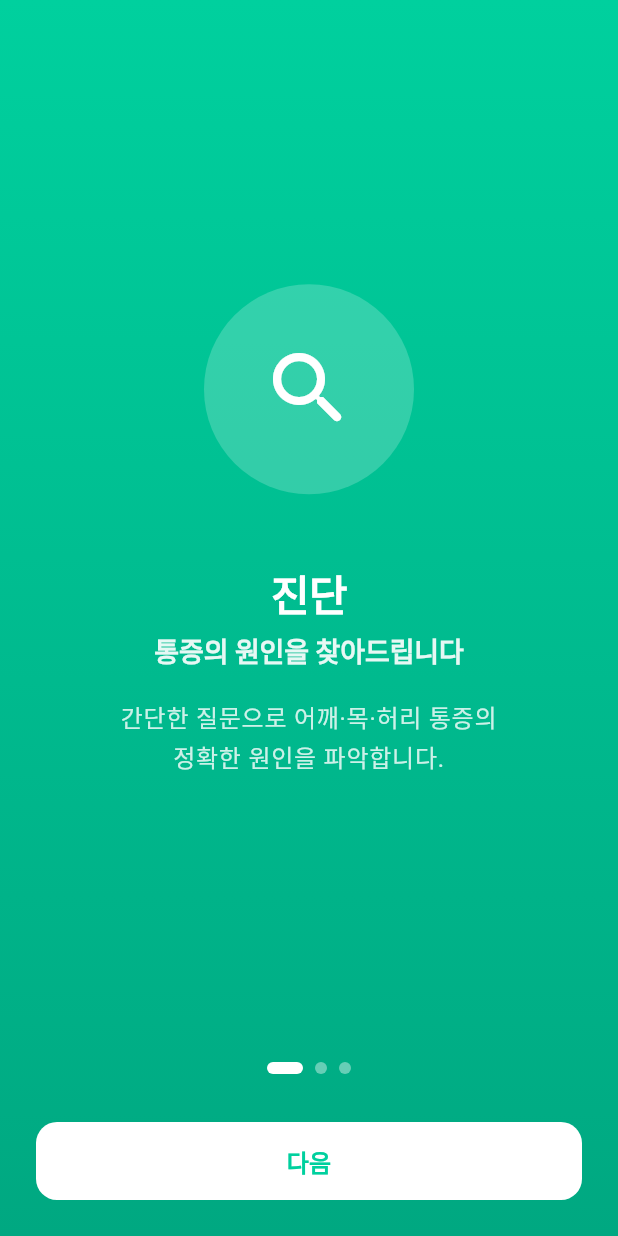
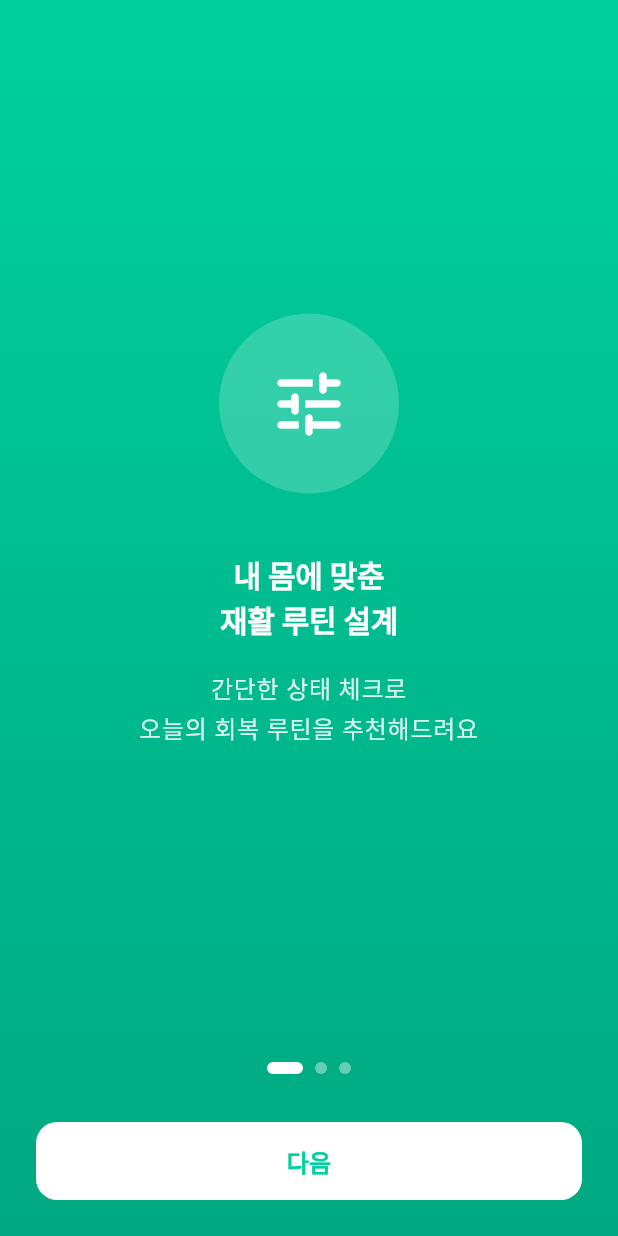
Before and after one commit to rekit-app/rekit-app, a Flutter app: the screen it shows after launch, on a phone screen of 412 x 824 dp. Run offline on Flutter 3.47's test engine with Material 3 defaults, Android fonts, the phone set to English and light mode, and no system bars; our stand-ins replace shared_preferences.

Commit message:
refactor: IntroScreen copy — remove medical terms, add professional tone
Replace 진단/처방/치료 with non-medical recovery language.
Add footer/subFooter fields for credibility and team credit.
Update icons to tune/verified/self_improvement.

Co-Authored-By: Claude Opus 4.5 <noreply@anthropic.com>

```diff
--- a/lib/screens/intro_screen.dart
+++ b/lib/screens/intro_screen.dart
@@ -51,7 +51,6 @@ class _IntroScreenState extends State<IntroScreen> {
         child: SafeArea(
           child: Column(
             children: [
-              // PageView
               Expanded(
                 child: PageView(
                   controller: _pageController,
@@ -62,40 +61,37 @@ class _IntroScreenState extends State<IntroScreen> {
                   },
                   children: const [
                     _IntroPage(
-                      icon: Icons.search_rounded,
-                      title: '진단',
-                      subtitle: '통증의 원인을 찾아드립니다',
-                      description: '간단한 질문으로 어깨·목·허리 통증의\n정확한 원인을 파악합니다.',
+                      icon: Icons.tune_rounded,
+                      title: '내 몸에 맞춘\n재활 루틴 설계',
+                      subtitle: '간단한 상태 체크로\n오늘의 회복 루틴을 추천해드려요',
                     ),
                     _IntroPage(
-                      icon: Icons.assignment_rounded,
-                      title: '처방',
-                      subtitle: '맞춤 운동 프로그램',
-                      description: '진단 결과에 기반한\n단계별 재활 운동을 제공합니다.',
+                      icon: Icons.verified_rounded,
+                      title: '현장 기반의\n검증된 데이터',
+                      subtitle: '도수치료 환자 6만 건 데이터 기반\n간호사 · 퍼스널 트레이너 · 필라테스 강사 협업',
+                      footer: '물리치료사가 직접 설계한 회복 프로그램',
                     ),
                     _IntroPage(
-                      icon: Icons.trending_up_rounded,
-                      title: '회복',
-                      subtitle: '꾸준한 회복을 함께',
-                      description: '매일의 운동 기록을 추적하고\n완전한 회복까지 함께합니다.',
+                      icon: Icons.self_improvement_rounded,
+                      title: '회복은\n일상이 되어야 하니까',
+                      subtitle: '무리하지 않고\n꾸준히 할 수 있는 재활을 만듭니다',
+                      footer: 'Made by The Answer',
+                      subFooter: '재활 현장의 경험을 바탕으로',
                     ),
                   ],
                 ),
               ),
 
-              // Bottom section: indicator + button
               Padding(
                 padding: const EdgeInsets.fromLTRB(24, 0, 24, 24),
                 child: Column(
                   children: [
-                    // Page indicator
                     _PageDots(
                       currentPage: _currentPage,
                       totalPages: _totalPages,
                     ),
                     const SizedBox(height: 32),
 
-                    // CTA button — white on gradient
                     SizedBox(
                       width: double.infinity,
                       child: ElevatedButton(
@@ -131,13 +127,15 @@ class _IntroPage extends StatelessWidget {
   final IconData icon;
   final String title;
   final String subtitle;
-  final String description;
+  final String? footer;
+  final String? subFooter;
 
   const _IntroPage({
     required this.icon,
     required this.title,
     required this.subtitle,
-    required this.description,
+    this.footer,
+    this.subFooter,
   });
 
   @override
@@ -149,53 +147,65 @@ class _IntroPage extends StatelessWidget {
       child: Column(
         mainAxisAlignment: MainAxisAlignment.center,
         children: [
-          // Icon illustration — white circle on gradient
           Container(
-            width: 140,
-            height: 140,
+            width: 120,
+            height: 120,
             decoration: BoxDecoration(
               color: Colors.white.withValues(alpha: 0.2),
               shape: BoxShape.circle,
             ),
             child: Icon(
               icon,
-              size: 64,
+              size: 56,
               color: Colors.white,
             ),
           ),
-          const SizedBox(height: 48),
+          const SizedBox(height: 40),
 
-          // Title — white on gradient
           Text(
             title,
-            style: text.headlineLarge?.copyWith(
+            style: text.headlineSmall?.copyWith(
               fontWeight: FontWeight.w800,
               color: Colors.white,
-            ),
-            textAlign: TextAlign.center,
-          ),
-          const SizedBox(height: 8),
-
-          // Subtitle — white on gradient
-          Text(
-            subtitle,
-            style: text.titleLarge?.copyWith(
-              color: Colors.white.withValues(alpha: 0.9),
-              fontWeight: FontWeight.w600,
+              height: 1.4,
             ),
             textAlign: TextAlign.center,
           ),
           const SizedBox(height: 16),
 
-          // Description — white on gradient
           Text(
-            description,
+            subtitle,
             style: text.bodyLarge?.copyWith(
-              color: Colors.white.withValues(alpha: 0.8),
+              color: Colors.white.withValues(alpha: 0.85),
+              fontWeight: FontWeight.w500,
               height: 1.6,
             ),
             textAlign: TextAlign.center,
           ),
+
+          if (footer != null) ...[
+            const SizedBox(height: 24),
+            Text(
+              footer!,
+              style: text.bodySmall?.copyWith(
+                color: Colors.white.withValues(alpha: 0.55),
+                fontWeight: FontWeight.w500,
+              ),
+              textAlign: TextAlign.center,
+            ),
+          ],
+
+          if (subFooter != null) ...[
+            const SizedBox(height: 4),
+            Text(
+              subFooter!,
+              style: text.bodySmall?.copyWith(
+                color: Colors.white.withValues(alpha: 0.4),
+                fontWeight: FontWeight.w400,
+              ),
+              textAlign: TextAlign.center,
+            ),
+          ],
         ],
       ),
     );
```
